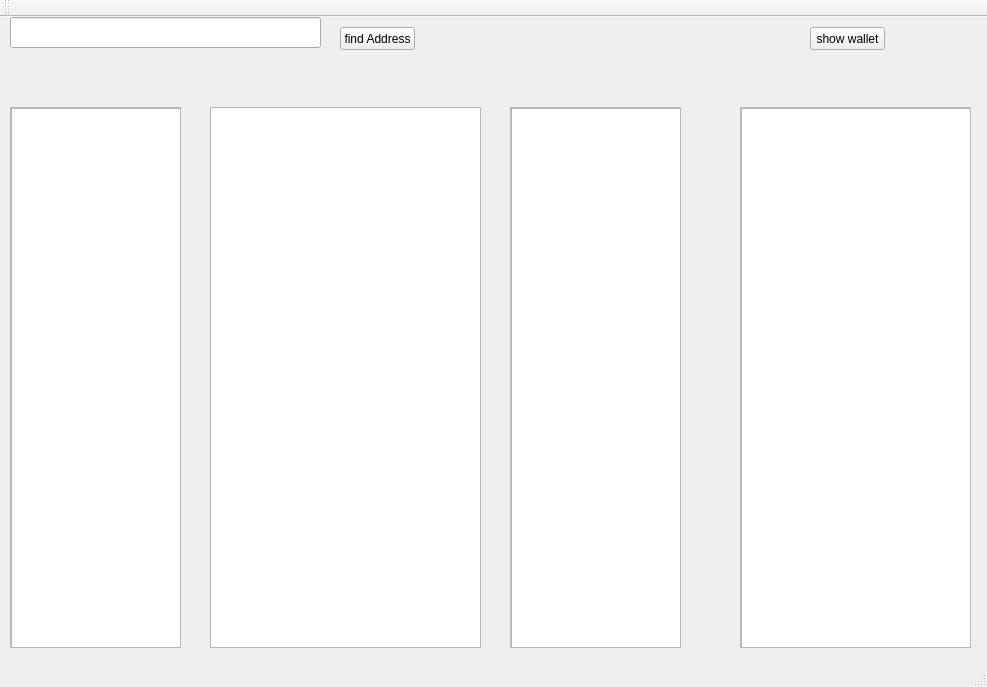
Above: mainwindow.ui from H4lu/QtTest before the change. Below: the same form after it.
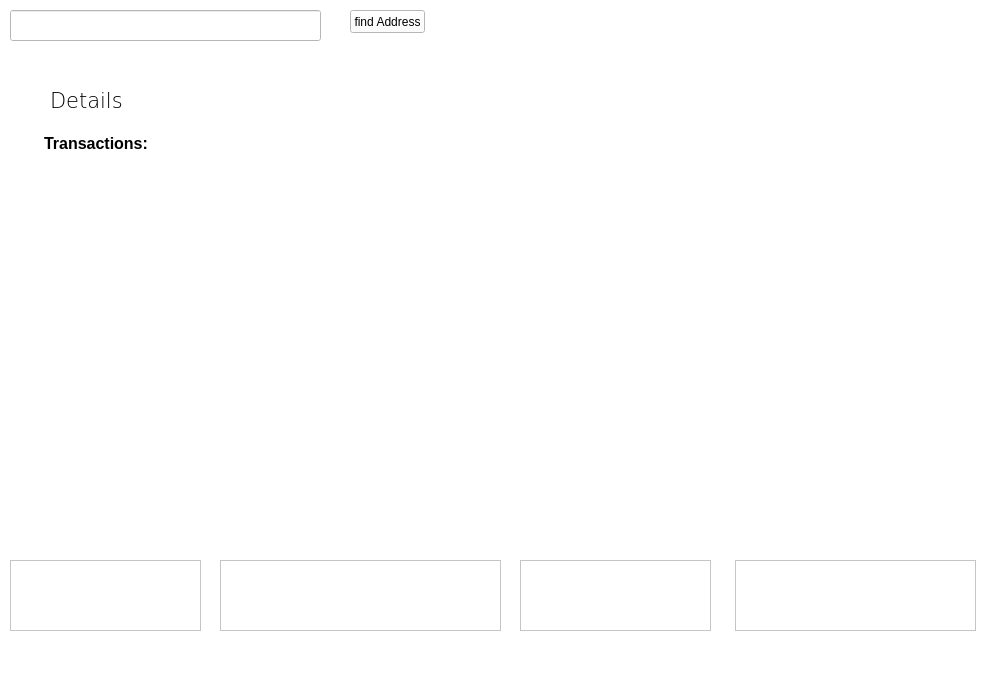
That is the form after the change.

The edit to the form file:
```diff
--- a/mainwindow.ui
+++ b/mainwindow.ui
@@ -13,16 +13,22 @@
   <property name="windowTitle">
    <string>MainWindow</string>
   </property>
+  <property name="styleSheet">
+   <string notr="true">background-color:rgb(255, 255, 255)</string>
+  </property>
   <widget class="QWidget" name="centralWidget">
    <widget class="QPushButton" name="pushButton">
     <property name="geometry">
      <rect>
-      <x>340</x>
+      <x>350</x>
       <y>10</y>
       <width>75</width>
       <height>23</height>
      </rect>
     </property>
+    <property name="styleSheet">
+     <string notr="true">background-color:rgb(255, 255, 255)</string>
+    </property>
     <property name="text">
      <string>find Address</string>
     </property>
@@ -31,138 +37,164 @@
     <property name="geometry">
      <rect>
       <x>10</x>
-      <y>0</y>
-      <width>311</width>
-      <height>31</height>
-     </rect>
-    </property>
-   </widget>
-   <widget class="QPushButton" name="pushButton_2">
-    <property name="geometry">
-     <rect>
-      <x>810</x>
       <y>10</y>
-      <width>75</width>
-      <height>23</height>
+      <width>311</width>
+      <height>31</height>
      </rect>
     </property>
-    <property name="text">
-     <string>show wallet</string>
+   </widget>
+   <widget class="QListView" name="listView">
+    <property name="geometry">
+     <rect>
+      <x>735</x>
+      <y>560</y>
+      <width>241</width>
+      <height>71</height>
+     </rect>
     </property>
    </widget>
-   <widget class="QScrollArea" name="scrollArea">
+   <widget class="QListView" name="listViewIn">
     <property name="geometry">
      <rect>
       <x>10</x>
-      <y>90</y>
-      <width>171</width>
-      <height>541</height>
+      <y>560</y>
+      <width>191</width>
+      <height>71</height>
      </rect>
     </property>
-    <property name="widgetResizable">
-     <bool>true</bool>
-    </property>
-    <widget class="QWidget" name="scrollAreaWidgetContents">
-     <property name="geometry">
-      <rect>
-       <x>0</x>
-       <y>0</y>
-       <width>169</width>
-       <height>539</height>
-      </rect>
-     </property>
-     <widget class="QGraphicsView" name="graphicsViewIN">
-      <property name="geometry">
-       <rect>
-        <x>0</x>
-        <y>0</y>
-        <width>171</width>
-        <height>541</height>
-       </rect>
-      </property>
-     </widget>
-    </widget>
    </widget>
-   <widget class="QScrollArea" name="scrollArea_2">
+   <widget class="QListView" name="listViewOut">
     <property name="geometry">
      <rect>
-      <x>510</x>
-      <y>90</y>
-      <width>171</width>
-      <height>541</height>
+      <x>520</x>
+      <y>560</y>
+      <width>191</width>
+      <height>71</height>
      </rect>
     </property>
-    <property name="widgetResizable">
-     <bool>true</bool>
-    </property>
-    <widget class="QWidget" name="scrollAreaWidgetContents_2">
-     <property name="geometry">
-      <rect>
-       <x>0</x>
-       <y>0</y>
-       <width>169</width>
-       <height>539</height>
-      </rect>
-     </property>
-     <widget class="QGraphicsView" name="graphicsViewOUT">
-      <property name="geometry">
-       <rect>
-        <x>0</x>
-        <y>0</y>
-        <width>171</width>
-        <height>541</height>
-       </rect>
-      </property>
-     </widget>
-    </widget>
    </widget>
-   <widget class="QScrollArea" name="scrollArea_3">
+   <widget class="QListView" name="myWalletAddress">
     <property name="geometry">
      <rect>
-      <x>740</x>
-      <y>90</y>
-      <width>231</width>
-      <height>541</height>
+      <x>220</x>
+      <y>560</y>
+      <width>281</width>
+      <height>71</height>
      </rect>
     </property>
-    <property name="widgetResizable">
-     <bool>true</bool>
-    </property>
-    <widget class="QWidget" name="scrollAreaWidgetContents_3">
-     <property name="geometry">
-      <rect>
-       <x>0</x>
-       <y>0</y>
-       <width>229</width>
-       <height>539</height>
-      </rect>
-     </property>
-     <widget class="QGraphicsView" name="graphicsViewAddress">
-      <property name="geometry">
-       <rect>
-        <x>0</x>
-        <y>0</y>
-        <width>231</width>
-        <height>541</height>
-       </rect>
-      </property>
-     </widget>
-    </widget>
    </widget>
-   <widget class="QPlainTextEdit" name="myWalletAddress">
+   <widget class="QTextEdit" name="detail">
     <property name="geometry">
      <rect>
-      <x>210</x>
-      <y>90</y>
-      <width>271</width>
-      <height>541</height>
+      <x>20</x>
+      <y>60</y>
+      <width>311</width>
+      <height>251</height>
      </rect>
     </property>
+    <property name="styleSheet">
+     <string notr="true">background-color:rgb(255, 255, 255);
+border:none;
+border-radius: 9;</string>
+    </property>
     <property name="readOnly">
      <bool>true</bool>
     </property>
-    <property name="plainText">
-     <string/>
+   </widget>
+   <widget class="QTextEdit" name="textEdit_2">
+    <property name="geometry">
+     <rect>
+      <x>40</x>
+      <y>130</y>
+      <width>131</width>
+      <height>31</height>
+     </rect>
+    </property>
+    <property name="styleSheet">
+     <string notr="true">border:none;</string>
+    </property>
+    <property name="html">
+     <string>&lt;!DOCTYPE HTML PUBLIC &quot;-//W3C//DTD HTML 4.0//EN&quot; &quot;http://www.w3.org/TR/REC-html40/strict.dtd&quot;&gt;
+&lt;html&gt;&lt;head&gt;&lt;meta name=&quot;qrichtext&quot; content=&quot;1&quot; /&gt;&lt;style type=&quot;text/css&quot;&gt;
+p, li { white-space: pre-wrap; }
+&lt;/style&gt;&lt;/head&gt;&lt;body style=&quot; font-family:'MS Shell Dlg 2'; font-size:8.25pt; font-weight:400; font-style:normal;&quot;&gt;
+&lt;p style=&quot; margin-top:0px; margin-bottom:0px; margin-left:0px; margin-right:0px; -qt-block-indent:0; text-indent:0px;&quot;&gt;&lt;span style=&quot; font-size:12pt; font-weight:600;&quot;&gt;Transactions:&lt;/span&gt;&lt;/p&gt;&lt;/body&gt;&lt;/html&gt;</string>
+    </property>
+   </widget>
+   <widget class="QTextEdit" name="numTrans">
+    <property name="geometry">
+     <rect>
+      <x>170</x>
+      <y>130</y>
+      <width>104</width>
+      <height>31</height>
+     </rect>
+    </property>
+    <property name="font">
+     <font>
+      <pointsize>12</pointsize>
+      <weight>75</weight>
+      <bold>true</bold>
+     </font>
+    </property>
+    <property name="styleSheet">
+     <string notr="true">border:none;</string>
+    </property>
+    <property name="html">
+     <string>&lt;!DOCTYPE HTML PUBLIC &quot;-//W3C//DTD HTML 4.0//EN&quot; &quot;http://www.w3.org/TR/REC-html40/strict.dtd&quot;&gt;
+&lt;html&gt;&lt;head&gt;&lt;meta name=&quot;qrichtext&quot; content=&quot;1&quot; /&gt;&lt;style type=&quot;text/css&quot;&gt;
+p, li { white-space: pre-wrap; }
+&lt;/style&gt;&lt;/head&gt;&lt;body style=&quot; font-family:'MS Shell Dlg 2'; font-size:12pt; font-weight:600; font-style:normal;&quot;&gt;
+&lt;p style=&quot;-qt-paragraph-type:empty; margin-top:0px; margin-bottom:0px; margin-left:0px; margin-right:0px; -qt-block-indent:0; text-indent:0px;&quot;&gt;&lt;br /&gt;&lt;/p&gt;&lt;/body&gt;&lt;/html&gt;</string>
+    </property>
+   </widget>
+   <widget class="QTableView" name="tableView">
+    <property name="geometry">
+     <rect>
+      <x>20</x>
+      <y>330</y>
+      <width>921</width>
+      <height>192</height>
+     </rect>
+    </property>
+    <property name="font">
+     <font>
+      <family>Verdana</family>
+      <pointsize>16</pointsize>
+      <weight>75</weight>
+      <bold>true</bold>
+     </font>
+    </property>
+    <property name="styleSheet">
+     <string notr="true">border:none;</string>
+    </property>
+    <attribute name="verticalHeaderVisible">
+     <bool>false</bool>
+    </attribute>
+   </widget>
+   <widget class="QLabel" name="label">
+    <property name="geometry">
+     <rect>
+      <x>50</x>
+      <y>80</y>
+      <width>241</width>
+      <height>41</height>
+     </rect>
+    </property>
+    <property name="font">
+     <font>
+      <family>Verdana</family>
+      <pointsize>16</pointsize>
+      <weight>9</weight>
+      <italic>false</italic>
+      <bold>false</bold>
+     </font>
+    </property>
+    <property name="styleSheet">
+     <string notr="true">font: 75 16pt &quot;Verdana&quot;;</string>
+    </property>
+    <property name="text">
+     <string>Details</string>
     </property>
    </widget>
   </widget>
@@ -176,15 +208,6 @@
     </rect>
    </property>
   </widget>
-  <widget class="QToolBar" name="mainToolBar">
-   <attribute name="toolBarArea">
-    <enum>TopToolBarArea</enum>
-   </attribute>
-   <attribute name="toolBarBreak">
-    <bool>false</bool>
-   </attribute>
-  </widget>
-  <widget class="QStatusBar" name="statusBar"/>
  </widget>
  <layoutdefault spacing="6" margin="11"/>
  <resources/>
```
